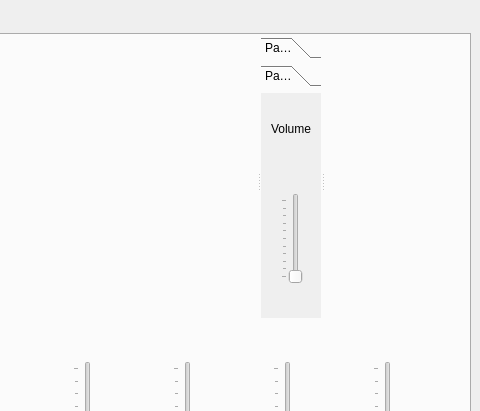
Old version of the form Task3GUI.ui in the repository Haidy-sayed/Task3_DSP; both pictures show x 320 to 800 and y 0 to 411 of the 800 by 600 pixel window.
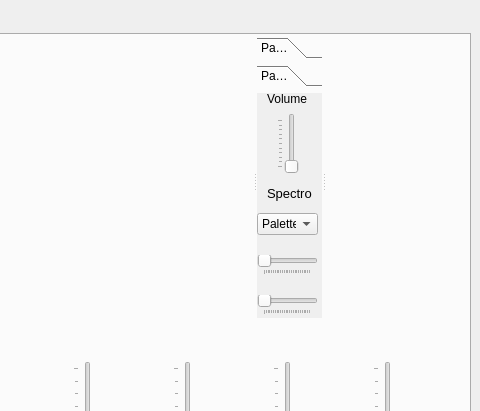
New version of the form.

The edit to the form file:
```diff
--- a/Task3GUI.ui
+++ b/Task3GUI.ui
@@ -77,7 +77,7 @@
              </property>
              <property name="maximumSize">
               <size>
-               <width>60</width>
+               <width>65</width>
                <height>16777215</height>
               </size>
              </property>
@@ -229,9 +229,9 @@
                 <property name="geometry">
                  <rect>
                   <x>20</x>
-                  <y>100</y>
+                  <y>20</y>
                   <width>22</width>
-                  <height>91</height>
+                  <height>61</height>
                  </rect>
                 </property>
                 <property name="maximum">
@@ -251,7 +251,7 @@
                 <property name="geometry">
                  <rect>
                   <x>10</x>
-                  <y>20</y>
+                  <y>-10</y>
                   <width>51</width>
                   <height>31</height>
                  </rect>
@@ -265,6 +265,80 @@
                  <string>Volume</string>
                 </property>
                </widget>
+               <widget class="QLabel" name="SpectroLabel">
+                <property name="geometry">
+                 <rect>
+                  <x>10</x>
+                  <y>90</y>
+                  <width>47</width>
+                  <height>21</height>
+                 </rect>
+                </property>
+                <property name="font">
+                 <font>
+                  <pointsize>10</pointsize>
+                 </font>
+                </property>
+                <property name="text">
+                 <string>Spectro</string>
+                </property>
+               </widget>
+               <widget class="QComboBox" name="PaletteComboBox">
+                <property name="geometry">
+                 <rect>
+                  <x>0</x>
+                  <y>120</y>
+                  <width>61</width>
+                  <height>22</height>
+                 </rect>
+                </property>
+                <item>
+                 <property name="text">
+                  <string>Palettes</string>
+                 </property>
+                </item>
+               </widget>
+               <widget class="QSlider" name="Spec_minSLider">
+                <property name="geometry">
+                 <rect>
+                  <x>0</x>
+                  <y>162</y>
+                  <width>61</width>
+                  <height>20</height>
+                 </rect>
+                </property>
+                <property name="maximum">
+                 <number>255</number>
+                </property>
+                <property name="orientation">
+                 <enum>Qt::Horizontal</enum>
+                </property>
+                <property name="tickPosition">
+                 <enum>QSlider::TicksBelow</enum>
+                </property>
+               </widget>
+               <widget class="QSlider" name="Spec_MaxSlider">
+                <property name="geometry">
+                 <rect>
+                  <x>0</x>
+                  <y>202</y>
+                  <width>61</width>
+                  <height>20</height>
+                 </rect>
+                </property>
+                <property name="maximum">
+                 <number>255</number>
+                </property>
+                <property name="tracking">
+                 <bool>true</bool>
+                </property>
+                <property name="orientation">
+                 <enum>Qt::Horizontal</enum>
+                </property>
+                <property name="tickPosition">
+                 <enum>QSlider::TicksBelow</enum>
+                </property>
+               </widget>
               </widget>
              </widget>
             </widget>
```
Left out of the diff: 24 changed lines with no effect on the pictures.
